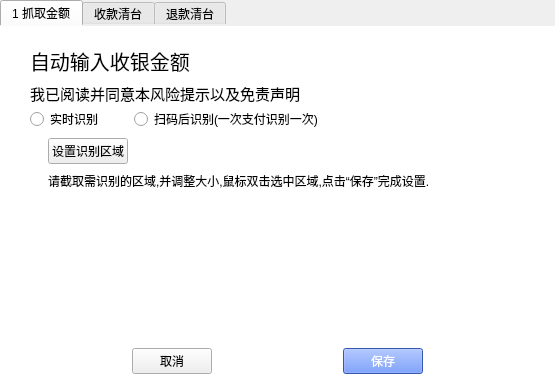
Above: View/cashregistersetting.ui from CodePeasant3/IPAY before the change. Below: the same form after it.
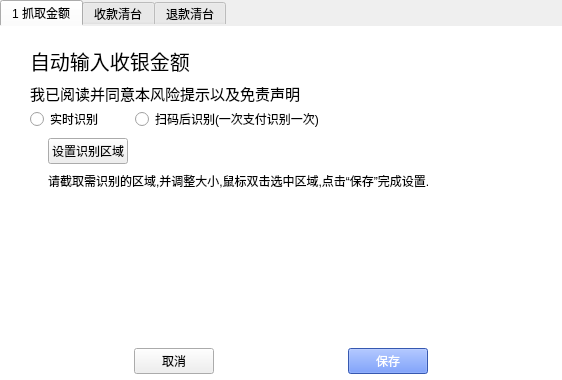
That is the form after the change. The open tabs and pages were chosen to show the change.

Commit message: 触发退款鼠标宏

Patch:
```diff
--- a/View/cashregistersetting.ui
+++ b/View/cashregistersetting.ui
@@ -6,7 +6,7 @@
    <rect>
     <x>0</x>
     <y>0</y>
-    <width>555</width>
+    <width>562</width>
     <height>380</height>
    </rect>
   </property>
```
Left out of the diff: 2 changed lines with no effect on the pictures. The commit also changes 1 other file.
